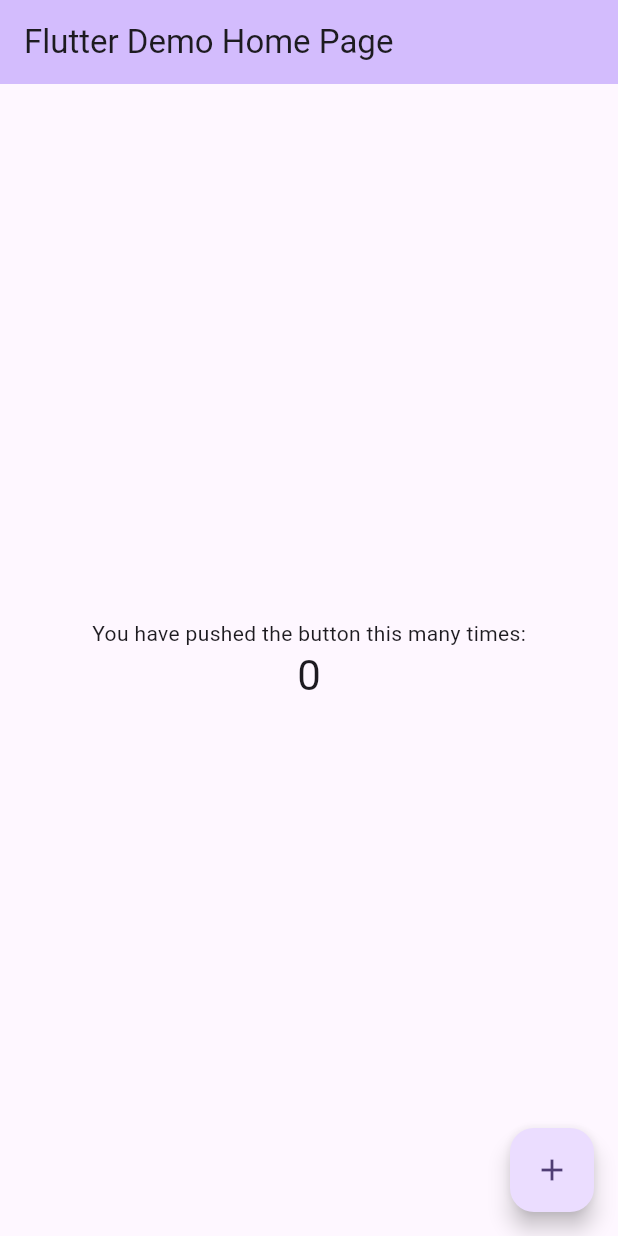
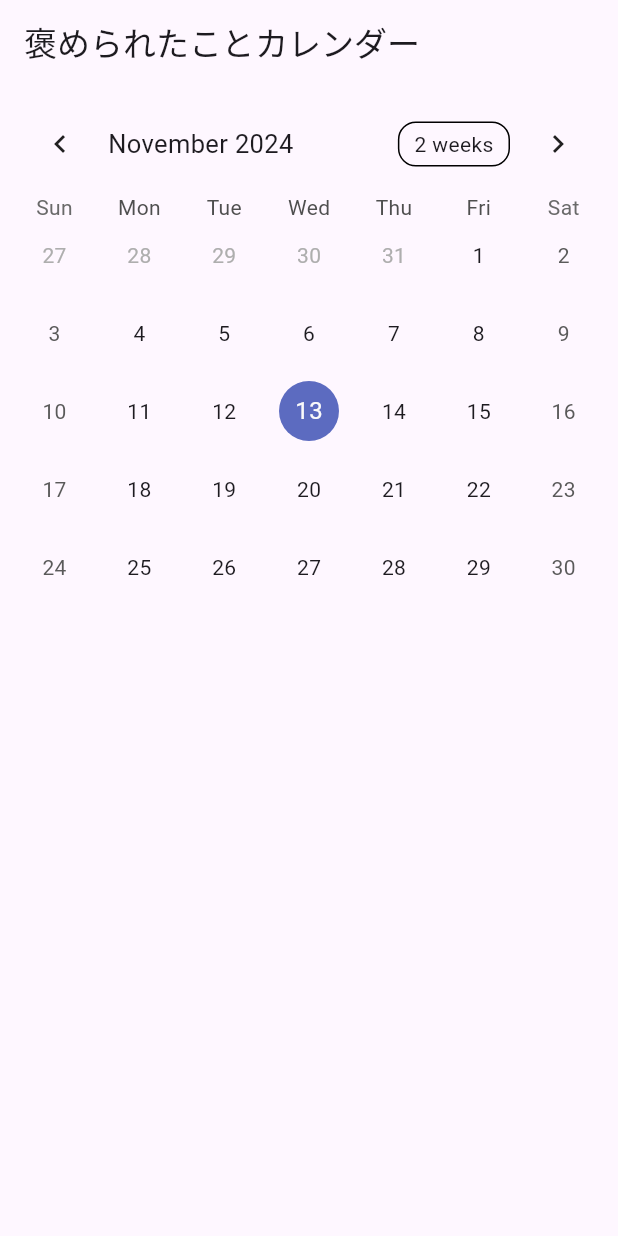
Before and after one commit to minami20230128/Kyohome, a Flutter app: the screen it shows after launch, on a phone screen of 412 x 824 dp. Run offline on Flutter 3.47's test engine with Material 3 defaults, Android fonts, the phone set to English and light mode, and no system bars; drawn by our look-alikes of table_calendar.

Commit message:
褒められたことカレンダー表示

```diff
--- a/lib/main.dart
+++ b/lib/main.dart
@@ -1,125 +1,232 @@
 import 'package:flutter/material.dart';
+import 'package:table_calendar/table_calendar.dart';
+import 'package:intl/intl.dart';
 
 void main() {
-  runApp(const MyApp());
+  runApp(MyApp());
 }
 
 class MyApp extends StatelessWidget {
-  const MyApp({super.key});
-
-  // This widget is the root of your application.
   @override
   Widget build(BuildContext context) {
     return MaterialApp(
-      title: 'Flutter Demo',
-      theme: ThemeData(
-        // This is the theme of your application.
-        //
-        // TRY THIS: Try running your application with "flutter run". You'll see
-        // the application has a purple toolbar. Then, without quitting the app,
-        // try changing the seedColor in the colorScheme below to Colors.green
-        // and then invoke "hot reload" (save your changes or press the "hot
-        // reload" button in a Flutter-supported IDE, or press "r" if you used
-        // the command line to start the app).
-        //
-        // Notice that the counter didn't reset back to zero; the application
-        // state is not lost during the reload. To reset the state, use hot
-        // restart instead.
-        //
-        // This works for code too, not just values: Most code changes can be
-        // tested with just a hot reload.
-        colorScheme: ColorScheme.fromSeed(seedColor: Colors.deepPurple),
-        useMaterial3: true,
-      ),
-      home: const MyHomePage(title: 'Flutter Demo Home Page'),
+      home: CalendarScreen(),
     );
   }
 }
 
-class MyHomePage extends StatefulWidget {
-  const MyHomePage({super.key, required this.title});
-
-  // This widget is the home page of your application. It is stateful, meaning
-  // that it has a State object (defined below) that contains fields that affect
-  // how it looks.
-
-  // This class is the configuration for the state. It holds the values (in this
-  // case the title) provided by the parent (in this case the App widget) and
-  // used by the build method of the State. Fields in a Widget subclass are
-  // always marked "final".
-
-  final String title;
-
+class CalendarScreen extends StatefulWidget {
   @override
-  State<MyHomePage> createState() => _MyHomePageState();
+  _CalendarScreenState createState() => _CalendarScreenState();
 }
 
-class _MyHomePageState extends State<MyHomePage> {
-  int _counter = 0;
+class _CalendarScreenState extends State<CalendarScreen> {
+  DateTime _selectedDay = DateTime.now();
+  DateTime _focusedDay = DateTime.now();
+  TextEditingController _praiseController = TextEditingController();
+  TextEditingController _personController = TextEditingController();
 
-  void _incrementCounter() {
-    setState(() {
-      // This call to setState tells the Flutter framework that something has
-      // changed in this State, which causes it to rerun the build method below
-      // so that the display can reflect the updated values. If we changed
-      // _counter without calling setState(), then the build method would not be
-      // called again, and so nothing would appear to happen.
-      _counter++;
-    });
+  // 褒められたこと、誰から、そして自覚のある選択肢
+  String? _selectedPerson;
+  String? _selectedAwareness;
+  List<String> _persons = []; // 誰からのリスト（ユーザーが追加可能）
+  Map<DateTime, List<Map<String, String>>> _praises = {}; // 褒められたことを保存
+
+  // 自覚があるかないかの選択肢
+  final List<String> _awarenessOptions = ['ある', 'ない'];
+
+  // 褒められたことの登録処理
+  void _addPraise() {
+    if (_praiseController.text.isNotEmpty && _selectedPerson != null && _selectedAwareness != null) {
+      setState(() {
+        // 選択された日付に褒められたことを保存
+        if (_praises[_selectedDay] == null) {
+          _praises[_selectedDay] = [];
+        }
+
+        _praises[_selectedDay]!.add({
+          'praise': _praiseController.text,
+          'person': _selectedPerson!,
+          'awareness': _selectedAwareness!,
+        });
+
+        // 入力欄をクリア
+        _praiseController.clear();
+        _personController.clear();
+        _selectedPerson = null;
+        _selectedAwareness = null;
+      });
+
+      Navigator.pop(context); // ダイアログを閉じる
+    }
+  }
+
+  // 褒められたことのリストを表示
+  Widget _buildPraiseList() {
+    List<Map<String, String>> praises = _praises[_selectedDay] ?? [];
+    return ListView.builder(
+      itemCount: praises.length,
+      itemBuilder: (context, index) {
+        var praise = praises[index];
+        return ListTile(
+          title: Text(praise['praise']!),
+          subtitle: Text('誰から: ${praise['person']} - 自覚がある？: ${praise['awareness']}'),
+        );
+      },
+    );
+  }
+
+  // 褒められたことを入力するダイアログ
+  void _showPraiseDialog(BuildContext context) {
+    showDialog(
+      context: context,
+      builder: (BuildContext context) {
+        return AlertDialog(
+          title: Text('今日褒められたことを登録'),
+          content: Column(
+            mainAxisSize: MainAxisSize.min,
+            children: [
+              // 褒められたこと
+              TextField(
+                controller: _praiseController,
+                decoration: InputDecoration(
+                  hintText: '褒められたことを入力',
+                ),
+              ),
+              // 誰から？
+              DropdownButton<String>(
+                isExpanded: true,
+                value: _selectedPerson,
+                hint: Text('誰から褒められましたか？'),
+                onChanged: (String? newValue) {
+                  setState(() {
+                    _selectedPerson = newValue;
+                  });
+                },
+                items: _persons.map<DropdownMenuItem<String>>((String person) {
+                  return DropdownMenuItem<String>(
+                    value: person,
+                    child: Text(person),
+                  );
+                }).toList()
+              ),
+              // 新しい名前を追加するボタン
+              TextButton(
+                onPressed: () {
+                  _showAddPersonDialog(context);
+                },
+                child: Text('名前を追加'),
+              ),
+              // 自覚があるか？
+              Row(
+                children: _awarenessOptions.map((option) {
+                  return Expanded(
+                    child: RadioListTile<String>(
+                      title: Text(option),
+                      value: option,
+                      groupValue: _selectedAwareness,
+                      onChanged: (String? value) {
+                        setState(() {
+                          _selectedAwareness = value;
+                        });
+                      },
+                    ),
+                  );
+                }).toList(),
+              ),
+            ],
+          ),
+          actions: [
+            TextButton(
+              child: Text('キャンセル'),
+              onPressed: () {
+                Navigator.pop(context);
+              },
+            ),
+            TextButton(
+              child: Text('保存'),
+              onPressed: _addPraise,
+            ),
+          ],
+        );
+      },
+    );
+  }
+
+  // 新しい「誰から？」の名前を追加するダイアログ
+  void _showAddPersonDialog(BuildContext context) {
+    showDialog(
+      context: context,
+      builder: (BuildContext context) {
+        return AlertDialog(
+          title: Text('新しい名前を追加'),
+          content: TextField(
+            controller: _personController,
+            decoration: InputDecoration(
+              hintText: '名前を入力',
+            ),
+          ),
+          actions: [
+            TextButton(
+              child: Text('キャンセル'),
+              onPressed: () {
+                Navigator.pop(context);
+              },
+            ),
+            TextButton(
+              child: Text('追加'),
+              onPressed: () {
+                if (_personController.text.isNotEmpty) {
+                  setState(() {
+                    _persons.add(_personController.text);
+                    _selectedPerson = _personController.text;
+                    _personController.clear();
+                  });
+                  Navigator.pop(context);
+                }
+              },
+            ),
+          ],
+        );
+      },
+    );
   }
 
   @override
   Widget build(BuildContext context) {
-    // This method is rerun every time setState is called, for instance as done
-    // by the _incrementCounter method above.
-    //
-    // The Flutter framework has been optimized to make rerunning build methods
-    // fast, so that you can just rebuild anything that needs updating rather
-    // than having to individually change instances of widgets.
     return Scaffold(
       appBar: AppBar(
-        // TRY THIS: Try changing the color here to a specific color (to
-        // Colors.amber, perhaps?) and trigger a hot reload to see the AppBar
-        // change color while the other colors stay the same.
-        backgroundColor: Theme.of(context).colorScheme.inversePrimary,
-        // Here we take the value from the MyHomePage object that was created by
-        // the App.build method, and use it to set our appbar title.
-        title: Text(widget.title),
+        title: Text('褒められたことカレンダー'),
       ),
-      body: Center(
-        // Center is a layout widget. It takes a single child and positions it
-        // in the middle of the parent.
+      body: Padding(
+        padding: const EdgeInsets.all(8.0),
         child: Column(
-          // Column is also a layout widget. It takes a list of children and
-          // arranges them vertically. By default, it sizes itself to fit its
-          // children horizontally, and tries to be as tall as its parent.
-          //
-          // Column has various properties to control how it sizes itself and
-          // how it positions its children. Here we use mainAxisAlignment to
-          // center the children vertically; the main axis here is the vertical
-          // axis because Columns are vertical (the cross axis would be
-          // horizontal).
-          //
-          // TRY THIS: Invoke "debug painting" (choose the "Toggle Debug Paint"
-          // action in the IDE, or press "p" in the console), to see the
-          // wireframe for each widget.
-          mainAxisAlignment: MainAxisAlignment.center,
-          children: <Widget>[
-            const Text(
-              'You have pushed the button this many times:',
+          children: [
+            // カレンダー
+            TableCalendar(
+              firstDay: DateTime.utc(2020, 1, 1),
+              lastDay: DateTime.utc(2030, 12, 31),
+              focusedDay: _focusedDay,
+              selectedDayPredicate: (day) {
+                return isSameDay(_selectedDay, day);
+              },
+              onDaySelected: (selectedDay, focusedDay) {
+                setState(() {
+                  _selectedDay = selectedDay;
+                  _focusedDay = focusedDay;
+                });
+                _showPraiseDialog(context); // 褒められたことの入力ダイアログを表示
+              },
+              onPageChanged: (focusedDay) {
+                _focusedDay = focusedDay;
+              },
             ),
-            Text(
-              '$_counter',
-              style: Theme.of(context).textTheme.headlineMedium,
-            ),
+            SizedBox(height: 10),
+            // 褒められたことリスト
+            Expanded(child: _buildPraiseList()),
           ],
         ),
       ),
-      floatingActionButton: FloatingActionButton(
-        onPressed: _incrementCounter,
-        tooltip: 'Increment',
-        child: const Icon(Icons.add),
-      ), // This trailing comma makes auto-formatting nicer for build methods.
     );
   }
 }
--- a/pubspec.yaml
+++ b/pubspec.yaml
@@ -30,7 +30,7 @@ environment:
 dependencies:
   flutter:
     sdk: flutter
-
+  table_calendar: ^3.0.0
 
   # The following adds the Cupertino Icons font to your application.
   # Use with the CupertinoIcons class for iOS style icons.
```
Also changed, not shown: pubspec.lock.
